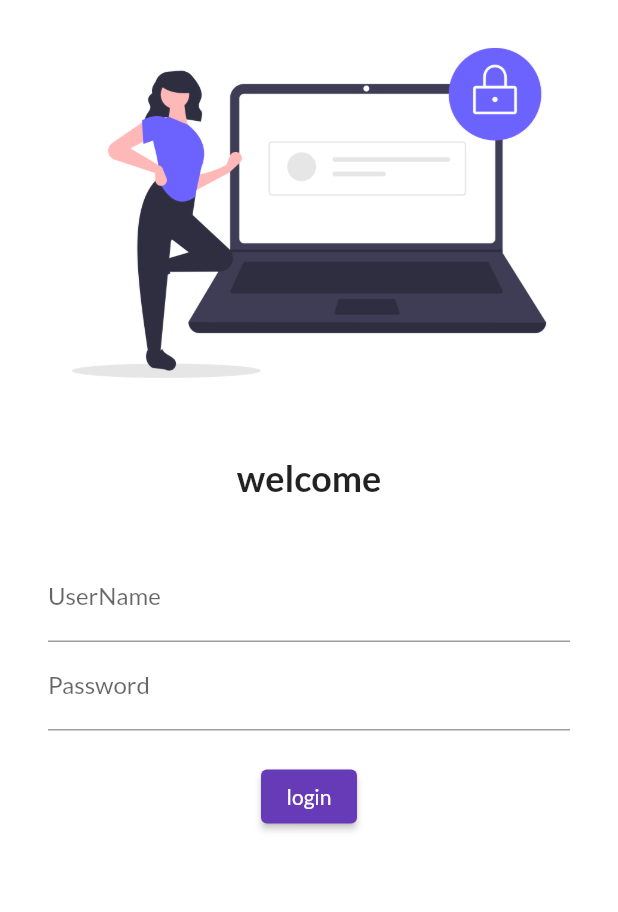
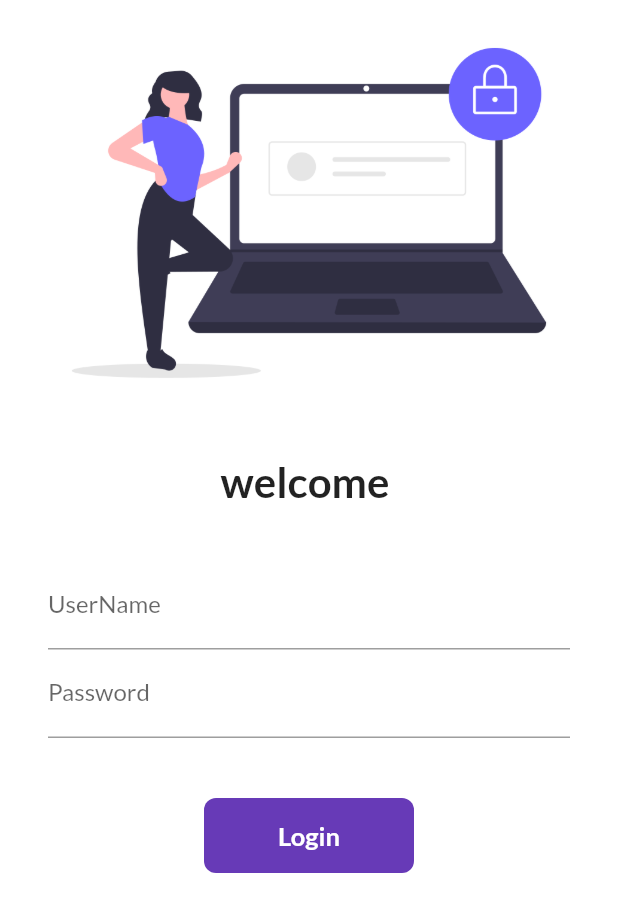
Before and after one commit to shahabEsaqib/30DaysOfFlutterByShahab, a Flutter app: the screen it shows after launch, on a phone screen of 412 x 824 dp. Shown: the top 912 px of the screen. Run offline on Flutter 3.47's test engine with Material 2 defaults, Android fonts, the phone set to English and light mode, and no system bars; our stand-ins replace google_fonts.

Commit message:
day 6 completed

```diff
--- a/lib/main.dart
+++ b/lib/main.dart
@@ -1,4 +1,5 @@
 import 'package:demo_project/pages/login.dart';
+import 'package:demo_project/utilities/routes.dart';
 import 'package:flutter/material.dart';
 import 'package:google_fonts/google_fonts.dart';
 
@@ -17,16 +18,15 @@ class MyApp extends StatelessWidget {
         primarySwatch: Colors.deepPurple,
         fontFamily: GoogleFonts.lato().fontFamily,
         // primaryTextTheme: GoogleFonts.latoTextTheme()
-        ),
-
+      ),
       darkTheme: ThemeData(
         brightness: Brightness.dark,
-        ),
+      ),
       initialRoute: "/",
       routes: {
         "/": (context) => LoginPage(),
-        "/home": (context) => HomePage(),
-        "/login": (context) => LoginPage()
+        MyRoutes.homeRoute: (context) => HomePage(),
+        MyRoutes.loginRoute: (context) => LoginPage()
       },
     );
   }
--- a/lib/pages/login.dart
+++ b/lib/pages/login.dart
@@ -1,10 +1,19 @@
+import 'package:demo_project/utilities/routes.dart';
 import 'package:flutter/material.dart';
 
-class LoginPage extends StatelessWidget {
+class LoginPage extends StatefulWidget {
+  @override
+  _LoginPageState createState() => _LoginPageState();
+}
+
+class _LoginPageState extends State<LoginPage> {
+  String name = "";
+  bool changeButton = false;
   @override
   Widget build(BuildContext context) {
     return Material(
         color: Colors.white,
+        child: SingleChildScrollView(
           child: Column(
             children: [
               Image.asset(
@@ -13,43 +22,91 @@ class LoginPage extends StatelessWidget {
               ),
               SizedBox(height: 20.0),
               Text(
-              "welcome",
+                "welcome $name",
                 style: TextStyle(
-                fontSize: 24,
+                  fontSize: 28,
                   fontWeight: FontWeight.bold,
                 ),
               ),
               SizedBox(height: 20.0),
               Padding(
-              padding:
-                  const EdgeInsets.symmetric(vertical: 16.0, horizontal: 32.0),
+                padding: const EdgeInsets.symmetric(
+                    vertical: 16.0, horizontal: 32.0),
                 child: Column(
                   children: [
                     TextFormField(
                       decoration: InputDecoration(
                           hintText: "Enter User Name", labelText: "UserName"),
+                      onChanged: (value) {
+                        name = value;
+                        setState(() {});
+                      },
                     ),
                     TextFormField(
                       obscureText: true,
                       decoration: InputDecoration(
                           hintText: "Enter Password", labelText: "Password"),
                     ),
-                  SizedBox(height: 20.0),
-                  ElevatedButton(
-                    child: Text("login"),
-                    onPressed: () {
-                      print("HI SHAHAB");
+                    SizedBox(height: 40.0),
+                    InkWell(
+                      onTap: () async {
+                        setState(() {
+                          changeButton = true;
+                        });
+
+                        await Future.delayed(Duration(seconds: 1));
+                        Navigator.pushNamed(context, MyRoutes.homeRoute);
                       },
-                    // style: ButtonStyle(
-                    //     foregroundColor:
-                    //         MaterialStateProperty.all(Colors.white)),
+                      child: AnimatedContainer(
+                        duration: Duration(seconds: 1),
+                        height: 50,
+                        width: changeButton ? 50 : 140,
+                        alignment: Alignment.center,
+                        child: changeButton
+                            ? Icon(
+                                Icons.done,
+                                color: Colors.white,
+                              )
+                            : Text(
+                                "Login",
+                                style: TextStyle(
+                                    color: Colors.white,
+                                    fontWeight: FontWeight.bold,
+                                    fontSize: 17),
+                              ),
+                        decoration: BoxDecoration(
+                          color: Colors.deepPurple,
+                          // shape: changeButton
+                          //     ? BoxShape.circle
+                          //     : BoxShape.rectangle,
+                          borderRadius:
+                              BorderRadius.circular(changeButton ? 50 : 8),
+                        ),
+                      ),
+                    )
 
-                    // style: TextButton.styleFrom(),
-                  )
+                    // ElevatedButton(
+                    //   child: Text(
+                    //     "login",
+                    //     style: TextStyle(fontSize: 20),
+                    //   ),
+                    //   onPressed: () {
+                    //     Navigator.pushNamed(context, MyRoutes.homeRoute);
+                    //   },
+                    //   //for styling buttons method 1
+                    //   // style: ButtonStyle(
+                    //   //     foregroundColor:
+                    //   //         MaterialStateProperty.all(Colors.white)),
+
+                    //   //method 2
+                    //   style:
+                    //       TextButton.styleFrom(minimumSize: Size(110.0, 50.0)),
+                    // )
                   ],
                 ),
               )
             ],
+          ),
         ));
   }
 }
--- /dev/null
+++ b/lib/utilities/routes.dart
@@ -0,0 +1,4 @@
+class MyRoutes {
+  static String homeRoute = "/home";
+  static var loginRoute = "/login";
+}
```
Lines whose indentation alone changed are shown as unchanged.
